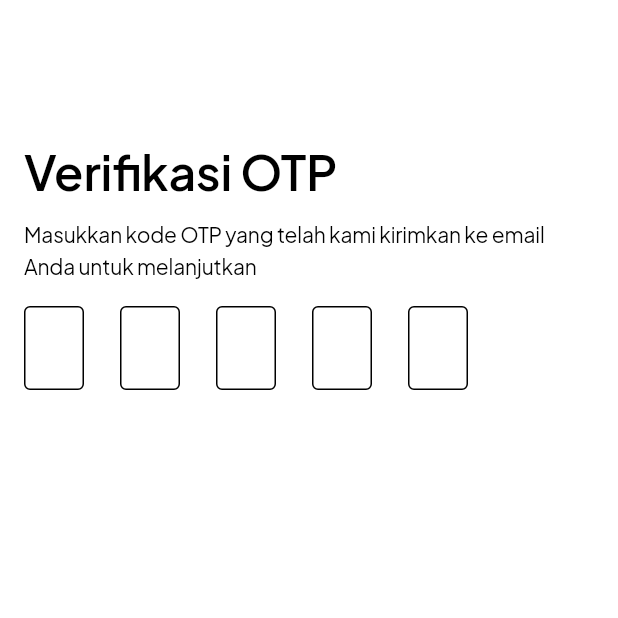
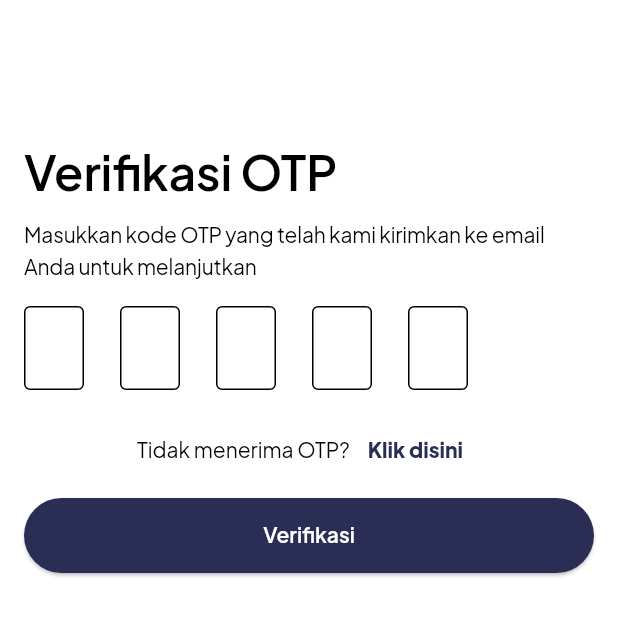
Before and after one commit to ayyashcihuy/skost_mobile, a Flutter app: the OtpPage screen opened by its route, on a phone screen of 412 x 824 dp, the top half of it. Run offline on Flutter 3.47's test engine with Material 3 defaults, Android fonts, the phone set to English and light mode, and no system bars; our stand-ins replace flutter_dotenv, flutter_svg; project files that could hold a hidden picture were left out.

Commit message:
handle: otp submission validation for registration page

```diff
--- /dev/null
+++ b/devtools_options.yaml
@@ -0,0 +1,3 @@
+description: This file stores settings for Dart & Flutter DevTools.
+documentation: https://docs.flutter.dev/tools/devtools/extensions#configure-extension-enablement-states
+extensions:
--- /dev/null
+++ b/lib/features/auth/data/models/otp.dart
@@ -0,0 +1,33 @@
+class OtpSubmissionAlbum {
+  final String? email;
+  final String? otp;
+  final String? password;
+
+  const OtpSubmissionAlbum({
+    required this.email,
+    required this.otp,
+    this.password,
+  });
+
+  factory OtpSubmissionAlbum.fromJson(Map<String, dynamic> json) {
+    return switch (json) {
+      {
+        'email': String email,
+        'otp': String otp,
+        'password': String? password,
+      } =>
+        OtpSubmissionAlbum(
+          email: email,
+          otp: otp,
+          password: password,
+        ),
+      _ => throw const FormatException('Failed to load album.'),
+    };
+  }
+
+  Map<String, dynamic> toJson() => {
+    'email': email,
+    'otp': otp,
+    'password': password,
+  };
+}
--- a/lib/features/auth/presentation/pages/user-creation/otp.dart
+++ b/lib/features/auth/presentation/pages/user-creation/otp.dart
@@ -1,6 +1,11 @@
 import 'package:flutter/material.dart';
+import 'package:flutter_dotenv/flutter_dotenv.dart';
+import 'package:mobile_apps/features/auth/api/register.dart';
+import 'package:mobile_apps/features/auth/data/models/otp.dart';
+import 'package:mobile_apps/features/auth/data/states/registration_state.dart';
 import 'package:mobile_apps/features/auth/presentation/widgets/otp_input.dart';
 import 'package:mobile_apps/features/auth/presentation/widgets/title_widget.dart';
+import 'package:provider/provider.dart';
 
 class OtpPage extends StatefulWidget {
   const OtpPage({super.key});
@@ -10,6 +15,13 @@ class OtpPage extends StatefulWidget {
 }
 
 class _OtpPageState extends State<OtpPage> {
+  final _formKey = GlobalKey<FormState>();
+  bool _isLoading = false;
+  bool _verifySubmit = false;
+
+  // Otp Controller
+  final TextEditingController _otpController = TextEditingController();
+
   @override
   Widget build(BuildContext context) {
     return Scaffold(
@@ -17,6 +29,103 @@ class _OtpPageState extends State<OtpPage> {
         child: _formInput(),
       ),
     );
+  }
+
+  Future<void> otpSubmission(Map<String, dynamic> body) async {
+    String apiUrl = dotenv.env['DEV_BASE_URL'] ?? '';
+
+    try {
+      // Add headers if needed (e.g., for JSON content type)
+      await RegisterClient().otpSubmission(
+        '$apiUrl/api/v1/customer/otp',
+        body: body, // Pass the request body here
+      );
+
+      // Process the response if needed (e.g., show success dialog/snackbar)
+      if (!mounted) return;
+      ScaffoldMessenger.of(context).showSnackBar(
+        SnackBar(content: Text('Verifikasi OTP berhasil!')),
+      );
+    } catch (e) {
+      // Handle exceptions or show error messages to the user
+      ScaffoldMessenger.of(context).showSnackBar(
+        SnackBar(content: Text('Verifikasi OTP gagal!: $e')),
+      );
+      rethrow;
+    }
+  }
+
+  Future<void> otpResend() async {
+    String apiUrl = dotenv.env['DEV_BASE_URL'] ?? '';
+
+    try {
+      // Add headers if needed (e.g., for JSON content type)
+      await RegisterClient().otpResend(
+        '$apiUrl/api/v1/customer/otp/refresh',
+        body: {
+          'email': context.read<RegistrationState>().email,
+        },
+      );
+
+      // Process the response if needed (e.g., show success dialog/snackbar)
+      if (!mounted) return;
+      ScaffoldMessenger.of(context).showSnackBar(
+        SnackBar(content: Text('Silahkan check email Anda untuk melakukan verifikasi OTP')),
+      );
+    } catch (e) {
+      // Handle exceptions or show error messages to the user
+      ScaffoldMessenger.of(context).showSnackBar(
+        SnackBar(content: Text('Verifikasi OTP gagal!: $e')),
+      );
+      rethrow;
+    }
+  }
+
+  void submitForm() async {
+    if (_formKey.currentState!.validate()) {
+      setState(() {
+        _isLoading = true;
+      });
+
+      final body = OtpSubmissionAlbum(
+        email: context.read<RegistrationState>().email,
+        otp: _otpController.text,
+      ).toJson();
+
+      print("body: $body");
+
+      try {
+        await otpSubmission(body);
+
+        // Add headers if needed (e.g., for JSON content type)
+        if (!mounted) return;
+        Navigator.pushNamed(context, '/createPassword');
+      } catch (e) {
+        // Handle exceptions or show error messages to the user
+        rethrow;
+      } finally {
+        if (mounted) {
+          setState(() {
+            _isLoading = false;
+          });
+        }
+      }
+    }
+  }
+
+  void _resendOtp() async {
+    try {
+      await otpResend();
+
+      setState(() {
+        _otpController.text = '';
+      });
+
+      if (!mounted) return;
+    } catch (e) {
+      // Handle exceptions or show error messages to the user
+      rethrow;
+    }
   }
 
   Column _formInput() {
@@ -30,12 +139,81 @@ class _OtpPageState extends State<OtpPage> {
           length: 5,
           onCompleted: (otp) {
             setState(() {
-              print("OTP: $otp");
-              // Navigator.pushNamed(context, '/createPassword');
+              _otpController.text = otp;
+              _verifySubmit = true;
             });
           },
+        ),
+        SizedBox(height: 16,),
+        _refreshOtp(),
+        _OtpSubmissionButton(),
+      ],
+    );
+  }
+
+  Row _refreshOtp() {
+    return Row(
+      mainAxisAlignment: MainAxisAlignment.center,
+      children: [
+        Padding(
+          padding: const EdgeInsets.only(),
+          child: Text(
+            'Tidak menerima OTP?',
+            style: TextStyle(
+              fontSize: 14,
+              fontWeight: FontWeight.w400,
+              color: Colors.black,
+              fontFamily: 'JakartaSans',
+              letterSpacing: 0,
+            ),
+            textAlign: TextAlign.right,
+          ),
+        ),
+        TextButton(
+          onPressed: _resendOtp,
+          child: Text("Klik disini",
+            style: TextStyle(
+              fontSize: 14,
+              fontWeight: FontWeight.w800,
+              color: Color(0xFF2A2E54),
+              fontFamily: 'JakartaSans',
+              letterSpacing: 0,
+            ),
+          ),
         )
       ],
     );
   }
+
+  Container _OtpSubmissionButton() {
+    return Container(
+      margin: EdgeInsets.only(top: 8, left: 16, right: 16),
+      child: ElevatedButton(
+        onPressed: _isLoading ? null : submitForm,
+        style: ElevatedButton.styleFrom(
+          shape: RoundedRectangleBorder(
+            borderRadius: BorderRadius.circular(100),
+          ),
+          backgroundColor: Color(0xFF2A2E54),
+          minimumSize: Size(double.infinity, 50),
+        ),
+        child: _isLoading ? SizedBox(
+          width: 20,
+          height: 20,
+          child: CircularProgressIndicator(
+            color: Colors.white,
+            strokeWidth: 3,
+          ),
+        ) : Text("Verifikasi",
+          style: TextStyle(
+            fontSize: 14,
+            fontWeight: FontWeight.w600,
+            color: Colors.white,
+            fontFamily: 'JakartaSans',
+            letterSpacing: 0,
+          ),
+        ),
+      ),
+    );
+  }
 }
--- a/lib/features/auth/presentation/widgets/otp_input.dart
+++ b/lib/features/auth/presentation/widgets/otp_input.dart
@@ -5,10 +5,10 @@ class OtpWidget extends StatefulWidget {
   final ValueChanged<String> onCompleted;
 
   const OtpWidget({
-    Key? key,
+    super.key,
     this.length = 6,
     required this.onCompleted,
-  }) : super(key: key);
+  });
 
   @override
   State<OtpWidget> createState() => _OtpWidgetState();
```
Also changed, not shown: lib/features/auth/api/register.dart (+18 -0 lines), lib/features/auth/presentation/pages/user-creation/register.dart (+11 -6 lines), lib/main.dart (+10 -1 lines), lib/features/auth/presentation/pages/user-creation/login.dart (indentation only).
